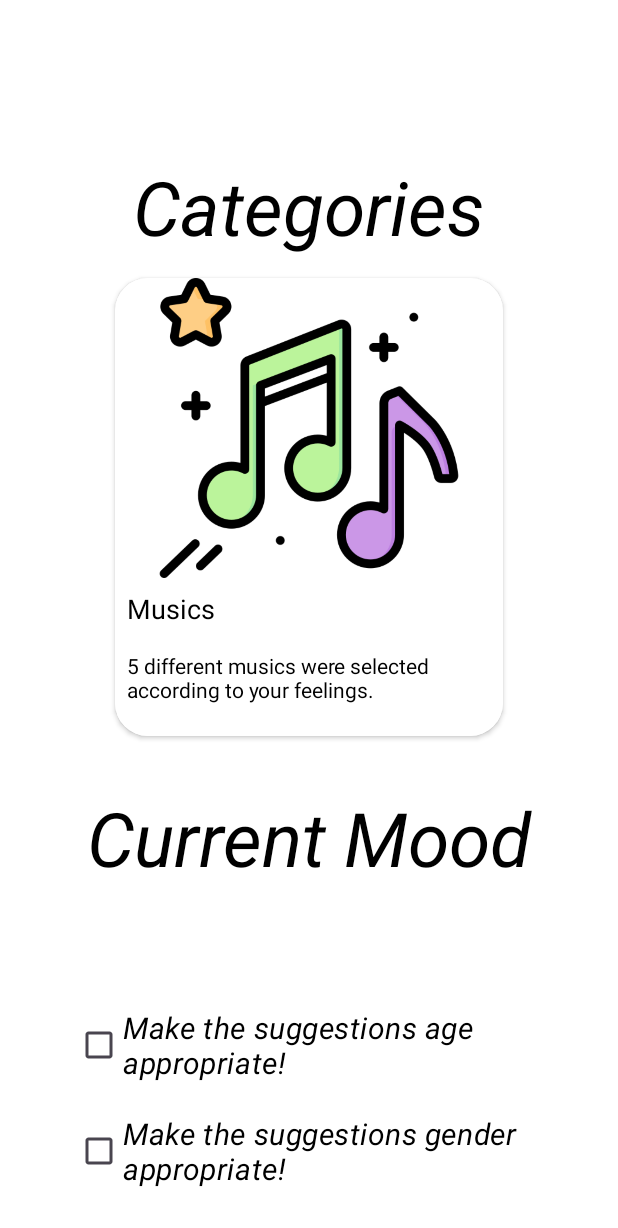
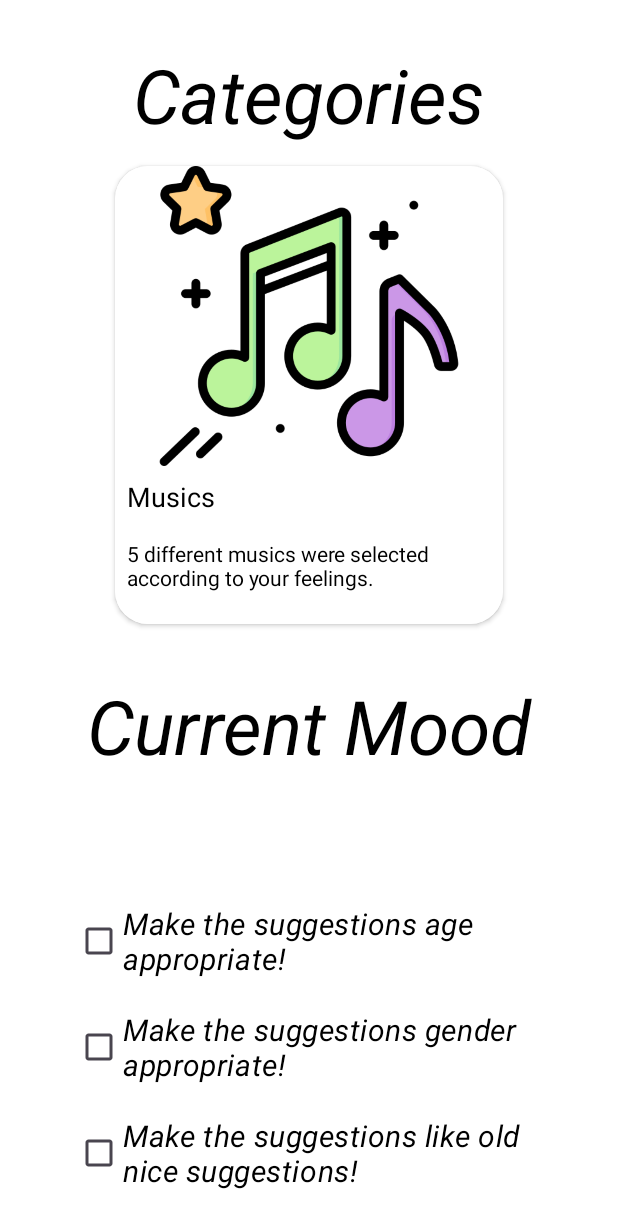
Before and after one commit to ahmetoztrk/sentiment_analysis, an Android app: the FilterPageActivity screen opened directly, with no data from a screen before it, on a phone screen of 412 x 824 dp. Shown: the top 1228 px of the screen. Run offline under Robolectric (Android 15) with nearby library versions, the light colour scheme and no system bars.

Commit message:
string.xml dosyalarina projede kullanilacak yeni cumleler ve kelimeler eklendi. Bu kelimelerin cevirileri yapildi. Istatistikleri silecek butonun iconu eklendi. activity_home_page.xml dosyasindaki GUI Test butonunun ismi degistirilerek Suggestions olarak degistirildi. activity_statistics_page.xml dosyasina istatistikleri silmek icin kullanilacak butonun tasarimi eklendi. activity_filter_page.xml dosyasina eski onerilere benzer oneriler verilmesini saglayan buton tasarimi yapildi.

```diff
--- a/SentimentAnalysis/app/src/main/res/layout/activity_filter_page.xml
+++ b/SentimentAnalysis/app/src/main/res/layout/activity_filter_page.xml
@@ -12,7 +12,7 @@
         android:layout_width="match_parent"
         android:layout_height="75dp"
         android:layout_alignParentTop="true"
-        android:layout_marginTop="100dp"
+        android:layout_marginTop="25dp"
         android:text="@string/Categories"
         android:textStyle="italic"
         android:textSize="50sp"
@@ -57,7 +57,7 @@
         android:layout_height="wrap_content"
         android:text="@string/Make_the_suggestions_age_appropriate"
         android:textStyle="italic"
-        android:layout_marginTop="20dp"
+        android:layout_marginTop="25dp"
         android:layout_marginLeft="50dp"
         android:layout_marginRight="50dp"
         android:textSize="20sp"
@@ -76,4 +76,17 @@
         android:textSize="20sp"
         android:textColor="@color/black">
     </CheckBox>
+
+    <CheckBox
+        android:id="@+id/suggestion_like_old_nice_suggestions_check_box"
+        android:layout_width="match_parent"
+        android:layout_height="wrap_content"
+        android:text="@string/Make_the_suggestions_like_old_nice_suggestions"
+        android:textStyle="italic"
+        android:layout_marginTop="20dp"
+        android:layout_marginLeft="50dp"
+        android:layout_marginRight="50dp"
+        android:textSize="20sp"
+        android:textColor="@color/black">
+    </CheckBox>
 </LinearLayout>
--- a/SentimentAnalysis/app/src/main/res/layout/activity_home_page.xml
+++ b/SentimentAnalysis/app/src/main/res/layout/activity_home_page.xml
@@ -88,10 +88,10 @@
         android:layout_marginTop="5dp">
 
         <Button
-            android:id="@+id/gui_test_btn"
+            android:id="@+id/suggestion_btn"
             android:layout_width="150dp"
             android:layout_height="50dp"
-            android:text="@string/GUI_Test"
+            android:text="@string/Suggestions"
             android:layout_marginLeft="50dp"
             android:layout_alignParentLeft="true"
             android:gravity="center">
```
Also changed, not shown: SentimentAnalysis/app/src/main/res/drawable/icon_delete.xml (added, +11 -0 lines), SentimentAnalysis/app/src/main/res/layout/activity_statistics_page.xml (+29 -3 lines), SentimentAnalysis/app/src/main/res/values/strings.xml (+18 -5 lines), 1 other file.
